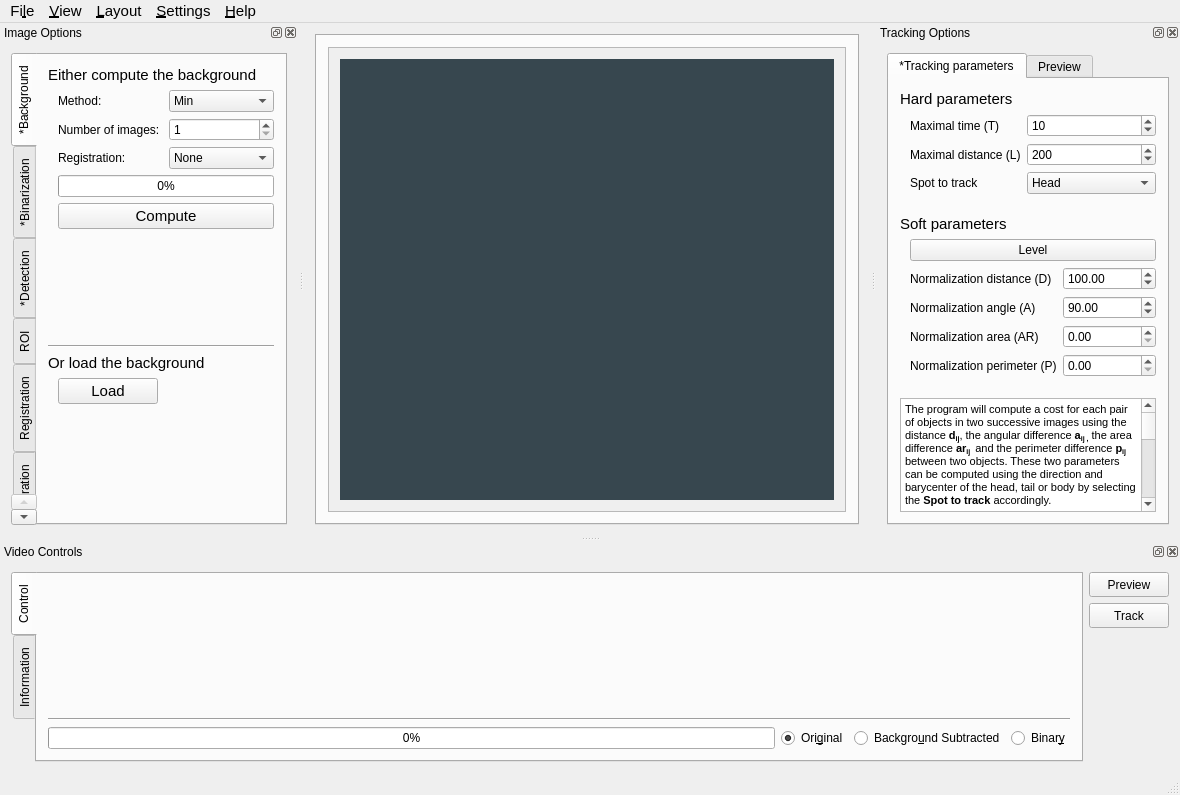
Old version of the form src/interactive.ui in the repository FastTrackOrg/FastTrack.
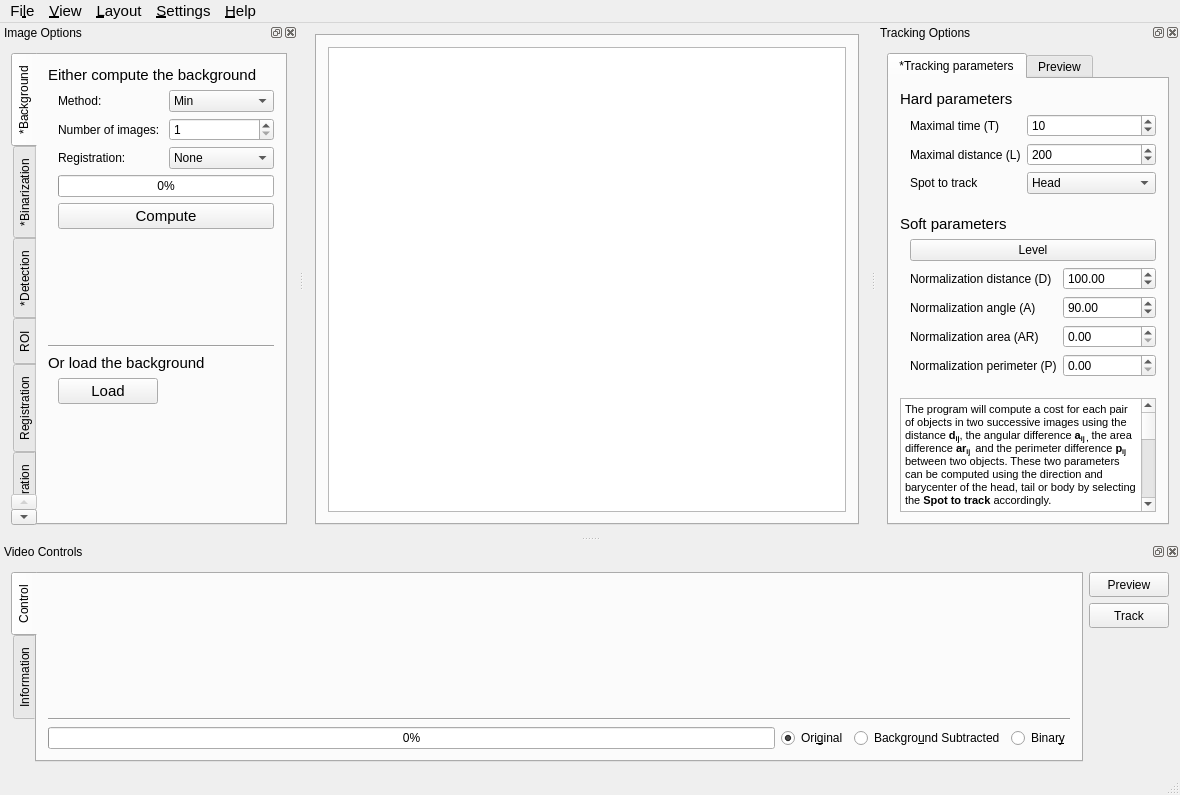
New version of the form. Custom widgets are drawn as their Qt base class.

Commit message: [feat] interactive: change QLabel display to QGraphicsView

The edit to the form file:
```diff
--- a/src/interactive.ui
+++ b/src/interactive.ui
@@ -47,53 +47,10 @@
        </attribute>
        <layout class="QGridLayout" name="gridLayout_12">
         <item row="0" column="0">
-         <widget class="QScrollArea" name="scrollArea">
-          <property name="verticalScrollBarPolicy">
-           <enum>Qt::ScrollBarAlwaysOff</enum>
-          </property>
-          <property name="horizontalScrollBarPolicy">
-           <enum>Qt::ScrollBarAlwaysOff</enum>
-          </property>
-          <property name="widgetResizable">
+         <widget class="ImageViewer" name="display">
+          <property name="mouseTracking">
            <bool>true</bool>
           </property>
-          <property name="alignment">
-           <set>Qt::AlignCenter</set>
-          </property>
-          <widget class="QWidget" name="scrollAreaWidgetContents">
-           <property name="geometry">
-            <rect>
-             <x>0</x>
-             <y>0</y>
-             <width>551</width>
-             <height>456</height>
-            </rect>
-           </property>
-           <layout class="QGridLayout" name="gridLayout_2">
-            <item row="1" column="0">
-             <widget class="QLabel" name="display">
-              <property name="cursor">
-               <cursorShape>CrossCursor</cursorShape>
-              </property>
-              <property name="autoFillBackground">
-               <bool>false</bool>
-              </property>
-              <property name="styleSheet">
-               <string notr="true">background: #37474F;</string>
-              </property>
-              <property name="text">
-               <string/>
-              </property>
-              <property name="scaledContents">
-               <bool>false</bool>
-              </property>
-              <property name="alignment">
-               <set>Qt::AlignCenter</set>
-              </property>
-             </widget>
-            </item>
-           </layout>
-          </widget>
          </widget>
         </item>
        </layout>
@@ -1790,6 +1747,11 @@
    <header>timeline.h</header>
    <container>1</container>
   </customwidget>
+  <customwidget>
+   <class>ImageViewer</class>
+   <extends>QGraphicsView</extends>
+   <header>imageviewer.h</header>
+  </customwidget>
  </customwidgets>
  <resources/>
  <connections/>
```
Left out of the diff: 1 changed line with no effect on the pictures. The commit also changes 5 other files.
